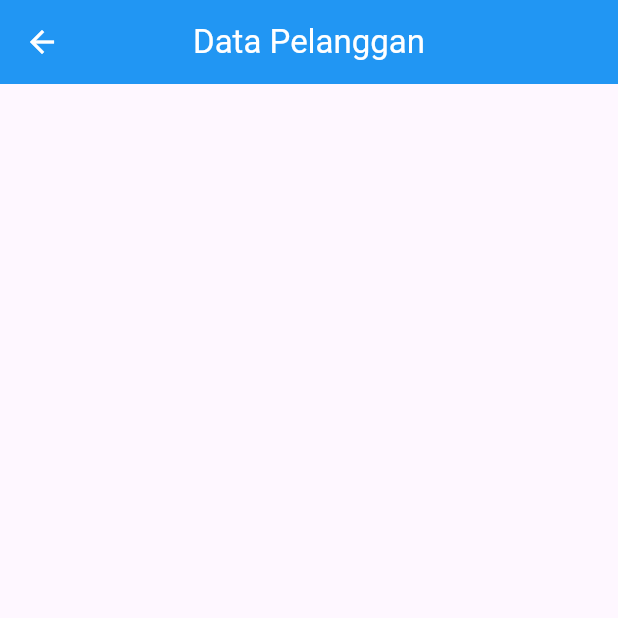
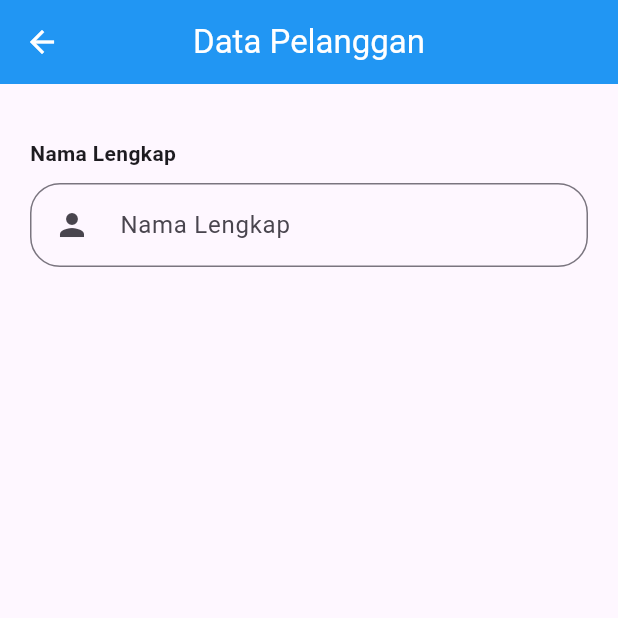
Before and after one commit to FirdausyTama/20220140021_UCP1Flutter, a Flutter app: the DataPelanggan screen opened directly, on a phone screen of 412 x 824 dp, the top half of it. Run offline on Flutter 3.47's test engine with Material 3 defaults, Android fonts, the phone set to English and light mode, and no system bars.

Commit message:
membuat textformfield data pelanggan

```diff
--- a/lib/pelanggan/data_pelanggan.dart
+++ b/lib/pelanggan/data_pelanggan.dart
@@ -20,6 +20,45 @@ class _DataPelangganState extends State<DataPelanggan> {
           style: TextStyle(color: Colors.white),
         ),
       ),
+      body: Padding(padding: EdgeInsets.all(20),
+      child: Form(
+        child:
+        Column(
+          children: [
+            Row(
+                mainAxisAlignment: MainAxisAlignment.start,
+                children: [
+                  const SizedBox(height: 45),
+                  const Padding(
+                    padding: EdgeInsets.only(top: 16.0, bottom: 10.0),
+                    child: Text(
+                      'Nama Lengkap',
+                      style: TextStyle(fontWeight: FontWeight.bold),
+                    ),
+                  ),
+                ],
+              ),
+              TextFormField(
+                //controller: namaController,
+                decoration: InputDecoration(
+                  border: OutlineInputBorder(
+                    borderRadius: BorderRadius.circular(20),
+                  ),
+                  hintText: 'Nama Lengkap',
+                  prefixIcon: Padding(
+                    padding: EdgeInsets.all(16),
+                    child: Icon(Icons.person),
+                  ),
+                ),
+                validator: (value) {
+                  if (value == null || value.isEmpty) {
+                    return 'Nama tidak boleh kosong';
+                  }
+                  return null;
+                },
+              ),
+          ],
+        )),),
     );
   }
 }
```
